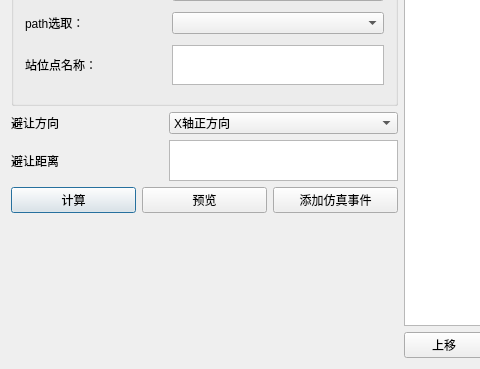
Before: the Qt Designer form include/AGVpath.ui in offline-programming-software/offline-programming, drawn with Qt 5; both pictures show x 0 to 480 and y 312 to 681 of the 925 by 681 pixel window.
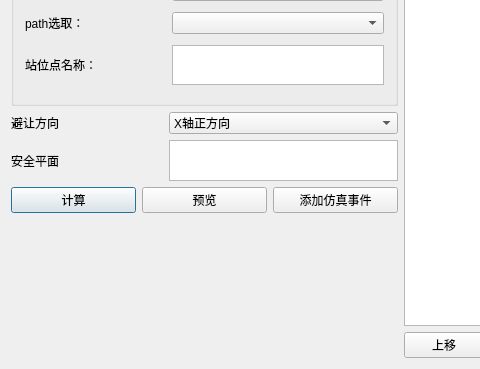
After: the same form once the commit is applied.

```diff
--- a/include/AGVpath.ui
+++ b/include/AGVpath.ui
@@ -215,7 +215,7 @@
          <item>
           <widget class="QLabel" name="label_5">
            <property name="text">
-            <string>避让距离</string>
+            <string>安全平面</string>
            </property>
           </widget>
          </item>
```
